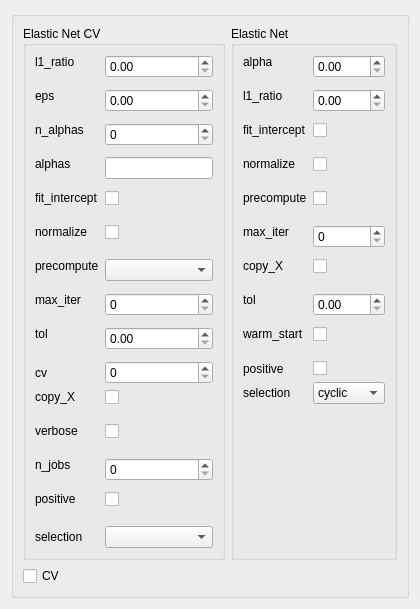
This is ui/ElasticNet.ui in tthatcher95/PyHAT_Point_Spectra_GUI as Qt 5 draws it before an edit. The edited form follows.
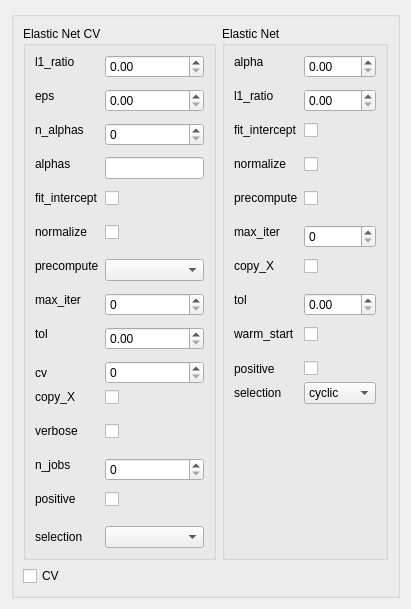
This is the edited form.

```diff
--- a/ui/ElasticNet.ui
+++ b/ui/ElasticNet.ui
@@ -2,6 +2,14 @@
 <ui version="4.0">
  <class>Form</class>
  <widget class="QWidget" name="Form">
+  <property name="geometry">
+   <rect>
+    <x>0</x>
+    <y>0</y>
+    <width>411</width>
+    <height>564</height>
+   </rect>
+  </property>
   <property name="sizePolicy">
    <sizepolicy hsizetype="Ignored" vsizetype="Ignored">
     <horstretch>0</horstretch>
```
Left out of the diff: 219 changed lines with no effect on the pictures.
